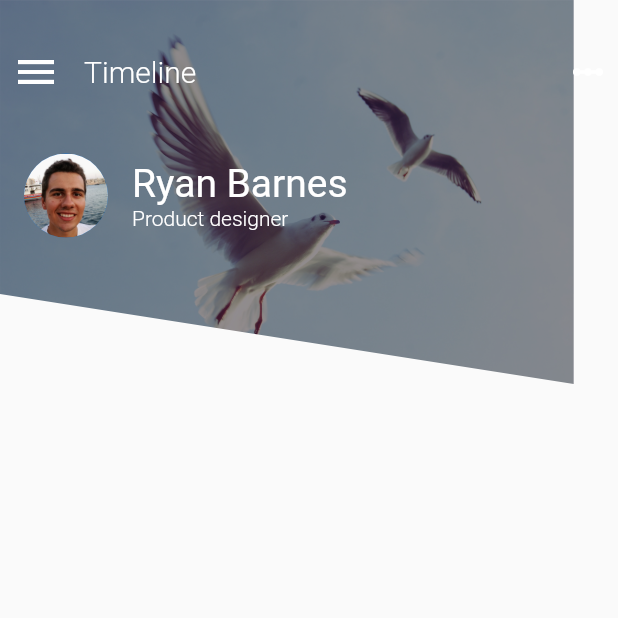
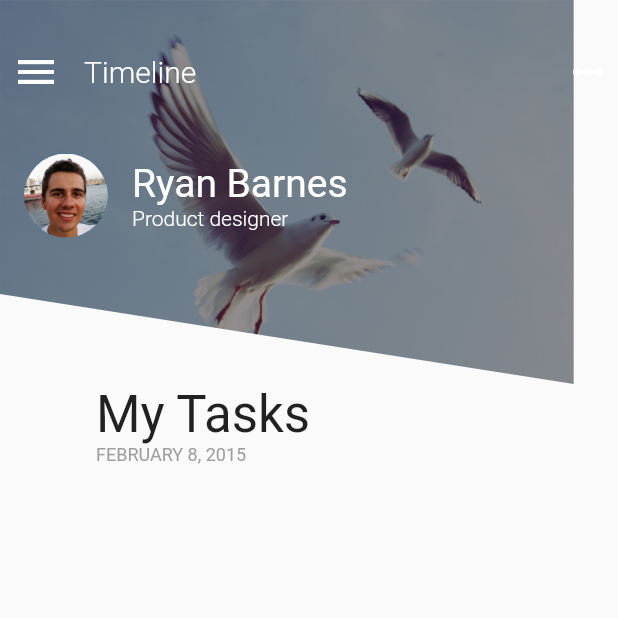
Before and after one commit to MarcinusX/flutter_ui_challenge_filter_menu, a Flutter app: the screen it shows after launch, on a phone screen of 412 x 824 dp, the top half of it. Run offline on Flutter 3.47's test engine with Material 2 defaults, Android fonts, the phone set to English and light mode, and no system bars.

Commit message:
MyTasks Header

```diff
--- a/lib/main.dart
+++ b/lib/main.dart
@@ -24,7 +24,7 @@ class MainPage extends StatefulWidget {
 }
 
 class _MainPageState extends State<MainPage> {
-  double _imageHeight = 256.0;
+  final double _imageHeight = 256.0;
 
   @override
   Widget build(BuildContext context) {
@@ -34,6 +34,7 @@ class _MainPageState extends State<MainPage> {
           _buildIamge(),
           _buildTopHeader(),
           _buildProfileRow(),
+          _buildBottomPart(),
         ],
       ),
     );
@@ -113,4 +114,41 @@ class _MainPageState extends State<MainPage> {
       ),
     );
   }
+
+  Widget _buildBottomPart() {
+    return new Padding(
+      padding: new EdgeInsets.only(top: _imageHeight),
+      child: new Column(
+        crossAxisAlignment: CrossAxisAlignment.start,
+        children: <Widget>[
+          _buildMyTasksHeader(),
+          _buildTasksList(),
+        ],
+      ),
+    );
+  }
+
+  //TODO
+  Widget _buildTasksList() {
+    return new Container();
+  }
+
+  Widget _buildMyTasksHeader() {
+    return new Padding(
+      padding: new EdgeInsets.only(left: 64.0),
+      child: new Column(
+        crossAxisAlignment: CrossAxisAlignment.start,
+        children: <Widget>[
+          new Text(
+            'My Tasks',
+            style: new TextStyle(fontSize: 34.0),
+          ),
+          new Text(
+            'FEBRUARY 8, 2015',
+            style: new TextStyle(color: Colors.grey, fontSize: 12.0),
+          ),
+        ],
+      ),
+    );
+  }
 }
```
